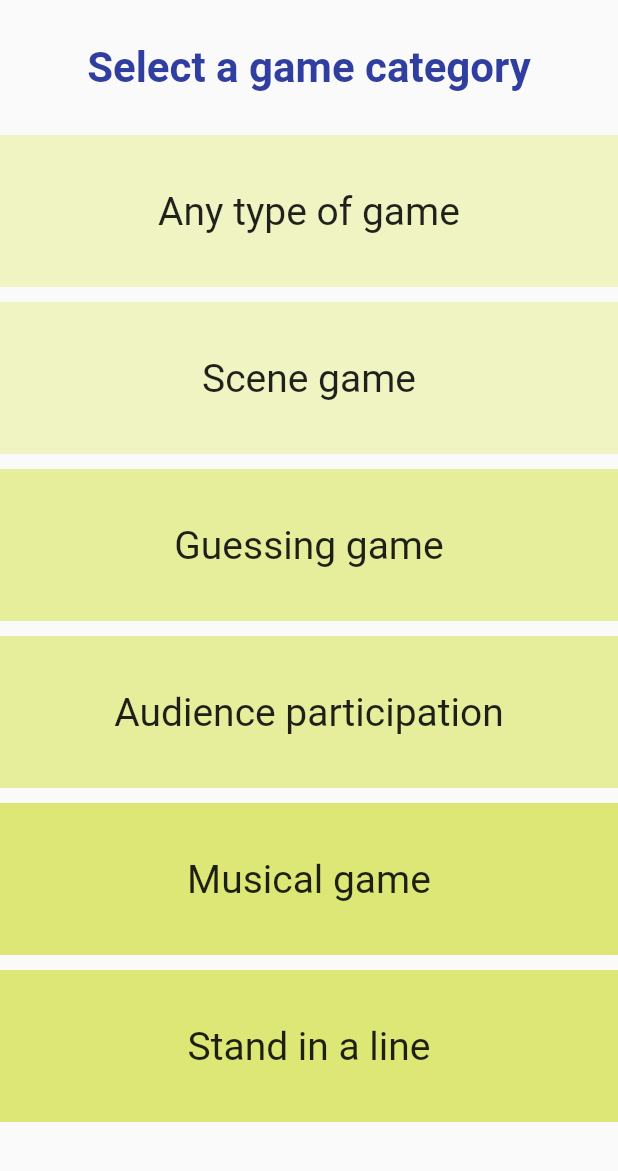
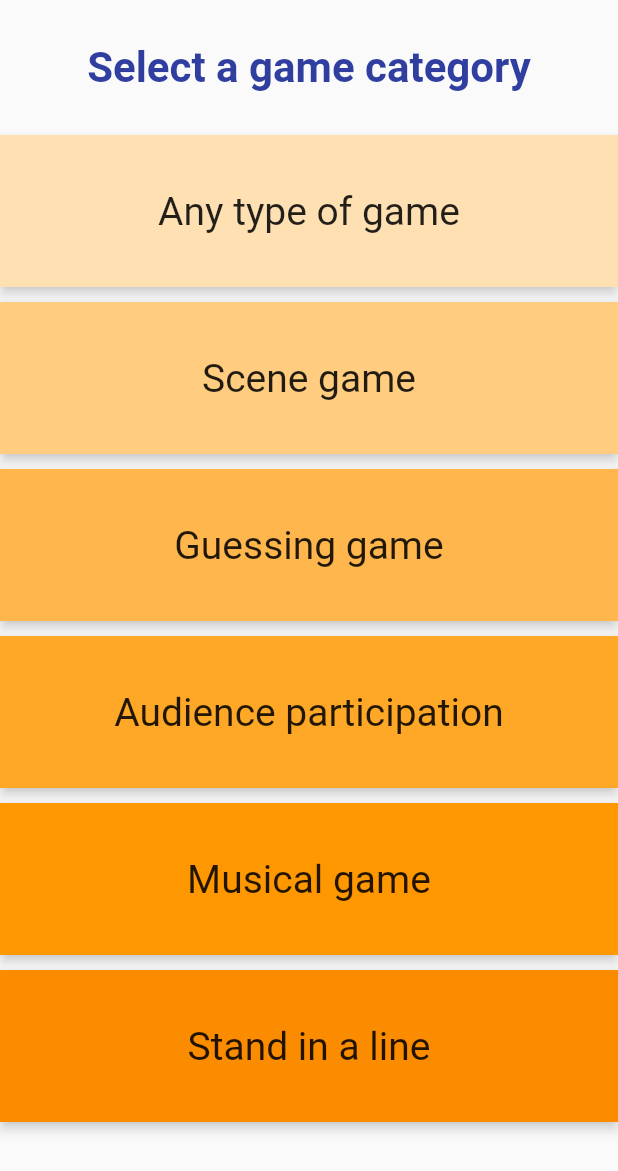
Before and after one commit to sarahwithanhwilson/ImprovAssistant, a Flutter app: the GamePicker widget shown alone on an empty page, opened directly, on a phone screen of 412 x 824 dp. Shown: the top 1171 px of the screen. Run offline on Flutter 3.47's test engine with Material 2 defaults, Android fonts, the phone set to English and light mode, and no system bars.

Commit message:
Update styles and fix show generator to not have duplicate games

```diff
--- a/lib/about.dart
+++ b/lib/about.dart
@@ -24,7 +24,7 @@ class About extends StatelessWidget {
         Container(
           padding: EdgeInsets.all(constants.BORDER_PADDING),
           child: Text(
-              "This app was originally created by Sarah Silva for Made Up Theatre in Fremont, California. Sarah is an improviser and a software engineer who wanted to make the process of selecting short form games for an improvised comedy show easier."),
+              "This app was originally created by Sarah Silva for Made Up Theatre in Fremont, California. Sarah is an improviser and a software engineer who wanted to make the process of selecting short form games for an improvised comedy show easier. This app also encourages our improv team to play a wider variety of games."),
         ),
         Container(
           padding: EdgeInsets.all(constants.BORDER_PADDING),
--- a/lib/game-picker.dart
+++ b/lib/game-picker.dart
@@ -34,7 +34,7 @@ class GamePickerState extends State<GamePicker> {
     var appBarHeight = kToolbarHeight;
     var resultHeight = 90;
     var paddingHeight = 10 * (numInList + 1);
-    var adjustedHeight = height - appBarHeight - resultHeight -  paddingHeight;
+    var adjustedHeight = height - appBarHeight - resultHeight - paddingHeight;
     var width = MediaQuery.of(context).size.width;
 
     return Column(
@@ -59,12 +59,16 @@ class GamePickerState extends State<GamePicker> {
             childAspectRatio: width / (adjustedHeight / numInList),
             mainAxisSpacing: 10,
             children: <Widget>[
-              InkWell(
+              Material(
+                color: Colors.orange[100],
+                shadowColor: Colors.grey[200],
+                elevation: 3.0,
+                child: InkWell(
+                  splashColor: Colors.white30,
                   onTap: () {
                     this._handleRandomGameButton('any');
                   },
                   child: Container(
-                  color: Colors.lime[100],
                     padding: EdgeInsets.all(constants.BORDER_PADDING),
                     child: Center(
                       child: Text(
@@ -74,12 +78,17 @@ class GamePickerState extends State<GamePicker> {
                     ),
                   ),
                 ),
-              InkWell(
+              ),
+              Material(
+                color: Colors.orange[200],
+                shadowColor: Colors.grey[200],
+                elevation: 3.0,
+                child: InkWell(
+                  splashColor: Colors.white30,
                   onTap: () {
                     this._handleRandomGameButton('scene');
                   },
                   child: Container(
-                  color: Colors.lime[100],
                     padding: EdgeInsets.all(constants.BORDER_PADDING),
                     child: Center(
                       child: Text(
@@ -89,12 +98,17 @@ class GamePickerState extends State<GamePicker> {
                     ),
                   ),
                 ),
-              InkWell(
+              ),
+              Material(
+                color: Colors.orange[300],
+                shadowColor: Colors.grey[200],
+                elevation: 3.0,
+                child: InkWell(
+                  splashColor: Colors.white30,
                   onTap: () {
                     this._handleRandomGameButton('guessing');
                   },
                   child: Container(
-                  color: Colors.lime[200],
                     padding: EdgeInsets.all(constants.BORDER_PADDING),
                     child: Center(
                       child: Text(
@@ -104,12 +118,17 @@ class GamePickerState extends State<GamePicker> {
                     ),
                   ),
                 ),
-              InkWell(
+              ),
+              Material(
+                color: Colors.orange[400],
+                shadowColor: Colors.grey[200],
+                elevation: 3.0,
+                child: InkWell(
+                  splashColor: Colors.white30,
                   onTap: () {
                     this._handleRandomGameButton('audience');
                   },
                   child: Container(
-                  color: Colors.lime[200],
                     padding: EdgeInsets.all(constants.BORDER_PADDING),
                     child: Center(
                       child: Text(
@@ -119,12 +138,17 @@ class GamePickerState extends State<GamePicker> {
                     ),
                   ),
                 ),
-              InkWell(
+              ),
+              Material(
+                color: Colors.orange[500],
+                shadowColor: Colors.grey[200],
+                elevation: 3.0,
+                child: InkWell(
+                  splashColor: Colors.white30,
                   onTap: () {
                     this._handleRandomGameButton('musical');
                   },
                   child: Container(
-                  color: Colors.lime[300],
                     padding: EdgeInsets.all(constants.BORDER_PADDING),
                     child: Center(
                       child: Text(
@@ -134,17 +158,23 @@ class GamePickerState extends State<GamePicker> {
                     ),
                   ),
                 ),
-              InkWell(
+              ),
+              Material(
+                color: Colors.orange[600],
+                shadowColor: Colors.grey[200],
+                elevation: 3.0,
+                child: InkWell(
+                  splashColor: Colors.white30,
                   onTap: () {
                     this._handleRandomGameButton('standInALine');
                   },
                   child: Container(
-                  color: Colors.lime[300],
                     padding: EdgeInsets.all(constants.BORDER_PADDING),
                     child: Center(
                       child: Text(
                         'Stand in a line',
                         style: TextStyle(fontSize: 26),
+                      ),
                     ),
                   ),
                 ),
--- a/lib/nav.dart
+++ b/lib/nav.dart
@@ -93,7 +93,7 @@ class NavPageState extends State<NavPage> {
                   },
                 ),
                 ListTile(
-                  title: Text('About the app'),
+                  title: Text('About'),
                   onTap: () {
                     setState(() {
                       page = constants.ABOUT;
```
Also changed, not shown: lib/home.dart (+19 -6 lines), lib/show-generator.dart (+26 -19 lines), lib/suggestion.dart (+35 -11 lines), 1 other file. Lines whose indentation alone changed are shown as unchanged.
